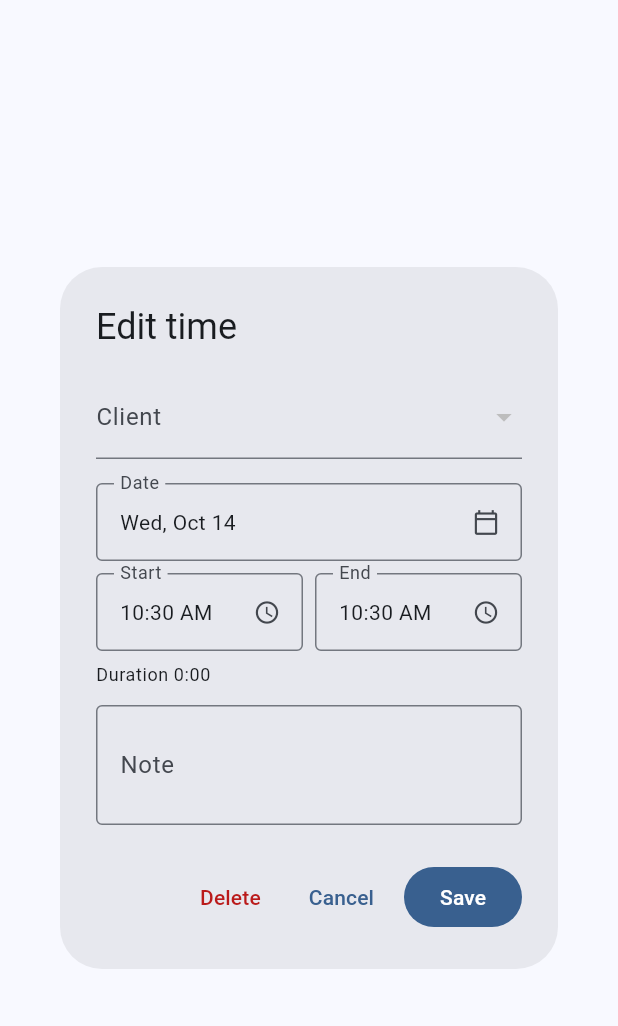
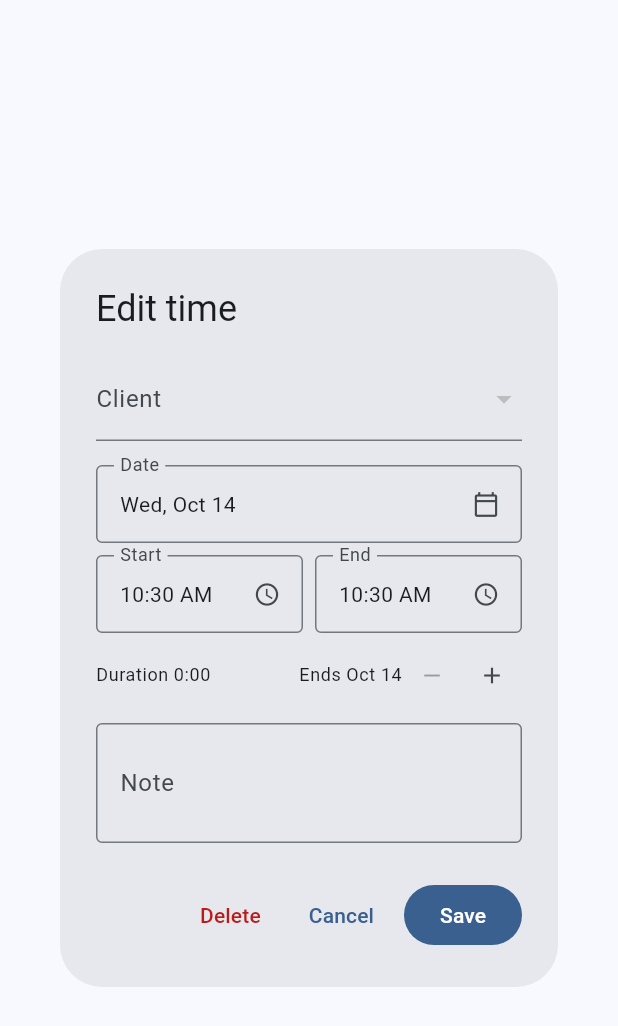
Before and after one commit to justinb4003/conclock, a Flutter app: the _EntryEditor widget shown alone on an empty page, opened directly with empty values, on a phone screen of 412 x 824 dp. Shown: the top 1026 px of the screen. Run offline on Flutter 3.47's test engine with Material 3 defaults, Android fonts, the phone set to English and light mode, and no system bars; our stand-ins replace web; missing offline and left inert: dart:js_interop, file_selector, tray_manager, window_manager.

Commit message:
Edit time: move the end a day earlier/later; Log: collapse all / per day
The entry editor shows the end date with -/+ day buttons (previously
the end's day was implied and only fixable by re-picking the time) and
labels +Nd correctly. Changing the date or start keeps the end's day
offset.

Log gets an unfold button in the app bar and on each day header that
collapses days down to client rows, or expands them again.

Co-Authored-By: Claude Opus 5.5 <noreply@anthropic.com>

```diff
--- a/lib/widgets/entry_editor.dart
+++ b/lib/widgets/entry_editor.dart
@@ -69,17 +69,40 @@ class _EntryEditorState extends State<_EntryEditor> {
     super.dispose();
   }
 
-  /// Puts the end on the start's day, or the next day if it would be earlier.
-  void _normalizeEnd() {
+  /// Calendar days from the start's day to the end's.
+  int get _endDays => _end == null ? 0 : daysBetween(_start, _end!);
+
+  /// Puts the end [days] after the start's day at time [t] (default: its
+  /// current time), moving it a day later while it isn't after the start.
+  void _placeEnd(int days, [TimeOfDay? t]) {
     final e = _end;
     if (e == null) return;
     final s = _start;
-    var end = DateTime(s.year, s.month, s.day, e.hour, e.minute, e.second);
-    if (!end.isAfter(s)) {
-      end = DateTime(s.year, s.month, s.day + 1, e.hour, e.minute, e.second);
+    final (h, m, sec) = t == null
+        ? (e.hour, e.minute, e.second)
+        : (t.hour, t.minute, 0);
+    var end = DateTime(s.year, s.month, s.day + days, h, m, sec);
+    while (!end.isAfter(s)) {
+      end = DateTime(end.year, end.month, end.day + 1, h, m, sec);
     }
     _end = end;
   }
+
+  /// The end a day earlier, if that's still after the start.
+  bool get _canEndEarlier {
+    final e = _end;
+    return e != null &&
+        DateTime(
+          e.year,
+          e.month,
+          e.day - 1,
+          e.hour,
+          e.minute,
+          e.second,
+        ).isAfter(_start);
+  }
+
+  void _shiftEndDay(int by) => setState(() => _placeEnd(_endDays + by));
 
   Future<void> _pickDate() async {
     final d = await showDatePicker(
@@ -89,6 +112,7 @@ class _EntryEditorState extends State<_EntryEditor> {
       lastDate: DateTime(2100),
     );
     if (d == null) return;
+    final days = _endDays;
     setState(() {
       _start = DateTime(
         d.year,
@@ -98,7 +122,7 @@ class _EntryEditorState extends State<_EntryEditor> {
         _start.minute,
         _start.second,
       );
-      _normalizeEnd();
+      _placeEnd(days);
     });
   }
 
@@ -108,6 +132,7 @@ class _EntryEditorState extends State<_EntryEditor> {
       initialTime: TimeOfDay.fromDateTime(_start),
     );
     if (t == null) return;
+    final days = _endDays;
     setState(() {
       _start = DateTime(
         _start.year,
@@ -116,7 +141,7 @@ class _EntryEditorState extends State<_EntryEditor> {
         t.hour,
         t.minute,
       );
-      _normalizeEnd();
+      _placeEnd(days);
     });
   }
 
@@ -126,10 +151,8 @@ class _EntryEditorState extends State<_EntryEditor> {
       initialTime: TimeOfDay.fromDateTime(_end!),
     );
     if (t == null) return;
-    setState(() {
-      _end = DateTime(_start.year, _start.month, _start.day, t.hour, t.minute);
-      _normalizeEnd();
-    });
+    // The first such time after the start; the day buttons go further.
+    setState(() => _placeEnd(0, t));
   }
 
   String? get _error {
@@ -185,7 +208,7 @@ class _EntryEditorState extends State<_EntryEditor> {
     final duration = _running
         ? now.difference(_start)
         : _end!.difference(_start);
-    final nextDay = !_running && dayStart(_end!) != dayStart(_start);
+    final endDays = _running ? 0 : _endDays;
     final error = _error;
     final overlaps = store.overlapping(
       _start,
@@ -256,7 +279,8 @@ class _EntryEditorState extends State<_EntryEditor> {
                       label: 'End',
                       value: _running
                           ? 'Running'
-                          : fmtTime(context, _end!) + (nextDay ? ' (+1d)' : ''),
+                          : fmtTime(context, _end!) +
+                                (endDays > 0 ? ' (+${endDays}d)' : ''),
                       icon: Icons.schedule,
                       onTap: _running ? null : _pickEnd,
                     ),
@@ -264,9 +288,35 @@ class _EntryEditorState extends State<_EntryEditor> {
                 ],
               ),
               const SizedBox(height: 8),
-              Text(
-                'Duration ${fmtHm(duration.isNegative ? Duration.zero : duration)}',
-                style: Theme.of(context).textTheme.bodySmall,
+              Row(
+                children: [
+                  Expanded(
+                    child: Text(
+                      'Duration ${fmtHm(duration.isNegative ? Duration.zero : duration)}',
+                      style: Theme.of(context).textTheme.bodySmall,
+                    ),
+                  ),
+                  if (!_running) ...[
+                    Text(
+                      'Ends ${MaterialLocalizations.of(context).formatShortMonthDay(_end!)}',
+                      style: Theme.of(context).textTheme.bodySmall,
+                    ),
+                    IconButton(
+                      tooltip: 'End a day earlier',
+                      visualDensity: VisualDensity.compact,
+                      iconSize: 18,
+                      onPressed: _canEndEarlier ? () => _shiftEndDay(-1) : null,
+                      icon: const Icon(Icons.remove),
+                    ),
+                    IconButton(
+                      tooltip: 'End a day later',
+                      visualDensity: VisualDensity.compact,
+                      iconSize: 18,
+                      onPressed: () => _shiftEndDay(1),
+                      icon: const Icon(Icons.add),
+                    ),
+                  ],
+                ],
               ),
               const SizedBox(height: 12),
               TextField(
```
Also changed, not shown: lib/screens/log_screen.dart (+51 -7 lines), 2 other files.
